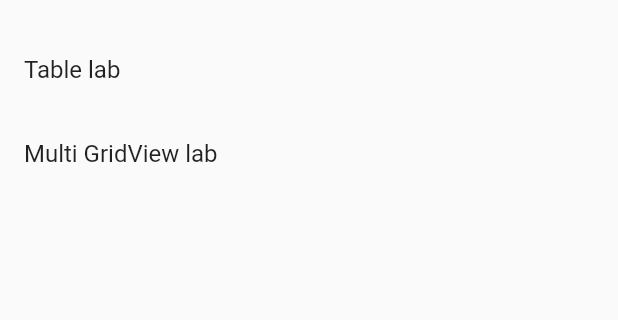
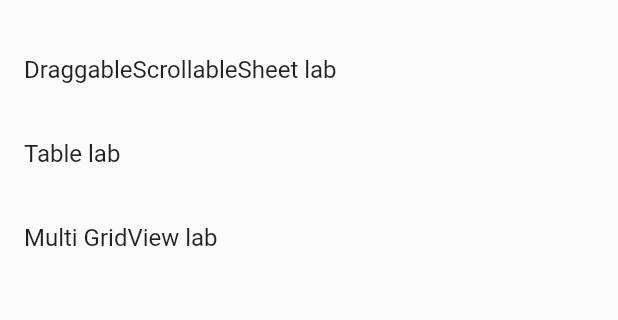
Before and after one commit to sldsrg/flutter_lab, a Flutter app: the screen it shows after launch, on a phone screen of 412 x 824 dp, the part 56-376 px from its top. Run offline on Flutter 3.47's test engine with Material 2 defaults, Android fonts, the light colour scheme and no system bars; our stand-ins replace flutter_markdown.

Commit message:
add DraggableScrollableSheet lab

```diff
--- a/lib/home.dart
+++ b/lib/home.dart
@@ -1,40 +1,33 @@
 import 'package:flutter/material.dart';
 
+import 'draggable_scrollable_sheet.dart';
 import 'markdown_lab.dart';
 import 'multi_grid_lab.dart';
 import 'table_lab.dart';
+
+Map<String, Builder> labs = {
+  'Markdown lab': (_) => MarkdownPage(),
+  'DraggableScrollableSheet lab': (_) => DSSLabPage(),
+  'Table lab': (_) => TableLabPage(),
+  'Multi GridView lab': (_) => MultiGridLabPage(),
+};
+
+typedef Widget Builder(BuildContext context);
 
 class HomePage extends StatelessWidget {
   @override
   Widget build(BuildContext context) {
     return Scaffold(
-      body: ListView(
-        children: <Widget>[
-          ListTile(
-            title: Text('Markdown lab'),
-            onTap: () {
-              Navigator.of(context).push(
-                MaterialPageRoute(builder: (_) => MarkdownPage()),
-              );
-            },
-          ),
-          ListTile(
-            title: Text('Table lab'),
-            onTap: () {
-              Navigator.of(context).push(
-                MaterialPageRoute(builder: (_) => TableLabPage()),
-              );
-            },
-          ),
-          ListTile(
-            title: Text('Multi GridView lab'),
-            onTap: () {
-              Navigator.of(context).push(
-                MaterialPageRoute(builder: (_) => MultiGridLabPage()),
-              );
-            },
-          )
-        ],
+      body: ListView.builder(
+        itemCount: labs.length,
+        itemBuilder: (context, i) => ListTile(
+          title: Text(labs.keys.elementAt(i)),
+          onTap: () {
+            Navigator.of(context).push(
+              MaterialPageRoute(builder: labs.values.elementAt(i)),
+            );
+          },
+        ),
       ),
     );
   }
```
Also changed, not shown: lib/draggable_scrollable_sheet.dart (added, +28 -0 lines).
